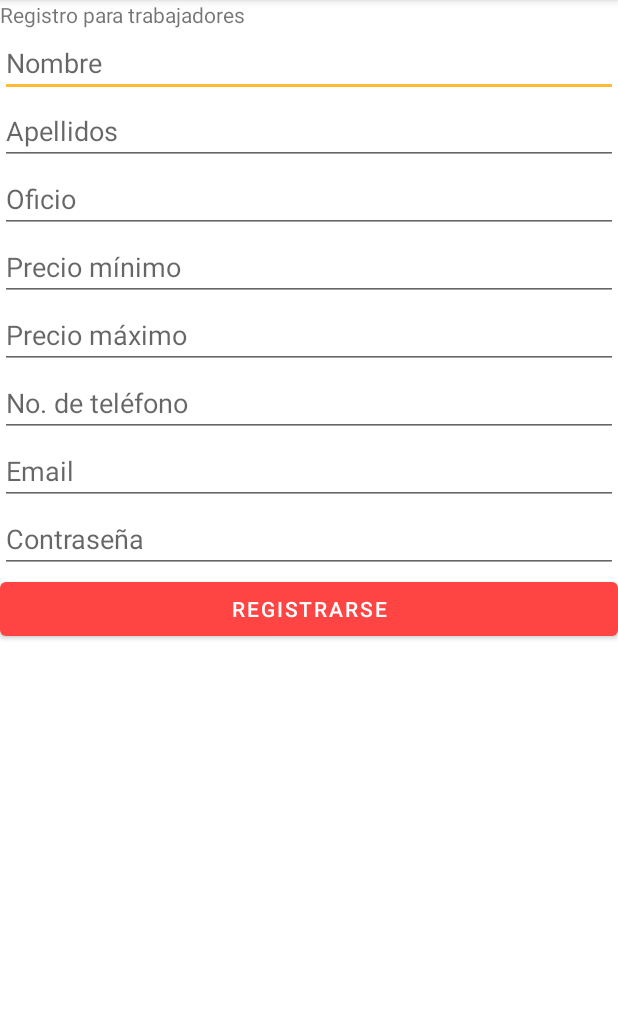
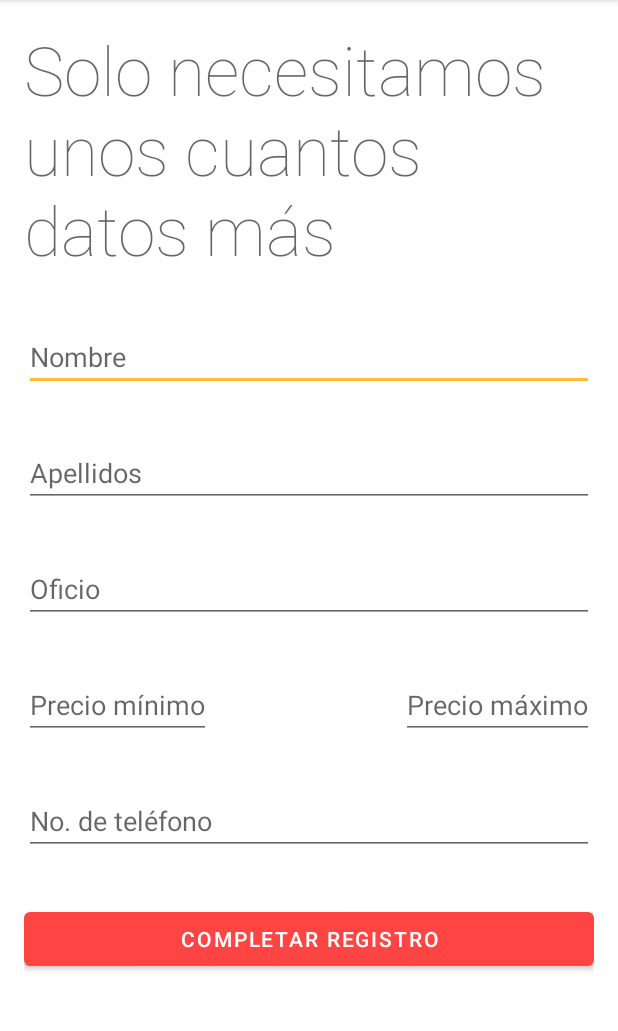
Before and after one commit to oscargsdev/servimax3000, an Android app: the RegistroTrabajador screen opened directly, with no data from a screen before it, on a phone screen of 412 x 824 dp, the part 84-1115 px from its top. Run offline under Robolectric (Android 15) with nearby library versions, the phone set to English and light mode, and no system bars; our stand-ins replace Firebase (no records; nobody signed in at launch, a user with empty details on screens opened directly).

Commit message:
Registro para un trabajador completo Se modifico la view y el comportamiento de registro

```diff
--- a/servimaxApp/app/src/main/java/com/example/myapplication/MainActivity.java
+++ b/servimaxApp/app/src/main/java/com/example/myapplication/MainActivity.java
@@ -51,6 +51,9 @@ public class MainActivity extends AppCompatActivity {
 
     }
 
+    @Override
+    protected void onDestroy() {
+        super.onDestroy();
 
-
+    }
 }
--- a/servimaxApp/app/src/main/java/com/example/myapplication/RegistroTrabajador.java
+++ b/servimaxApp/app/src/main/java/com/example/myapplication/RegistroTrabajador.java
@@ -1,14 +1,82 @@
 package com.example.myapplication;
 
+import androidx.annotation.NonNull;
 import androidx.appcompat.app.AppCompatActivity;
 
 import android.os.Bundle;
+import android.view.View;
+import android.widget.EditText;
+import android.widget.Toast;
+
+import com.google.android.gms.tasks.OnFailureListener;
+import com.google.android.gms.tasks.OnSuccessListener;
+import com.google.firebase.analytics.FirebaseAnalytics;
+import com.google.firebase.auth.FirebaseAuth;
+import com.google.firebase.firestore.FirebaseFirestore;
+
+import java.util.HashMap;
+import java.util.Map;
 
 public class RegistroTrabajador extends AppCompatActivity {
+
+    private FirebaseAnalytics mFirebaseAnalytics;
+    private FirebaseAuth mAuth;
+
+    private FirebaseFirestore db = FirebaseFirestore.getInstance();
+
+
+    EditText nombreTra;
+    EditText apellidosTra;
+    EditText telefonoTra;
+    EditText oficioTra;
+    EditText minTra;
+    EditText maxTra;
 
     @Override
     protected void onCreate(Bundle savedInstanceState) {
         super.onCreate(savedInstanceState);
         setContentView(R.layout.activity_registro_trabajador);
+
+        nombreTra = findViewById(R.id.nombre_trab_text);
+        apellidosTra = findViewById(R.id.apellido_trab_text);
+        telefonoTra = findViewById(R.id.telefono_trab_text);
+        oficioTra = findViewById(R.id.oficio_trab_text);
+        minTra = findViewById(R.id.precio_min_text);
+        maxTra = findViewById(R.id.precio_max_text);
+
+
+    }
+
+    public void completarRegTra(View view) {
+        String nombre = nombreTra.getText().toString();
+        String apellido = apellidosTra.getText().toString();
+        String telefono = telefonoTra.getText().toString();
+        String oficio = oficioTra.getText().toString();
+        String minimo = minTra.getText().toString();
+        String maximo = maxTra.getText().toString();
+
+        String email = getIntent().getStringExtra("email");
+        String tipoUsr = getIntent().getStringExtra("tipo");
+
+        Map<String, Object> user = new HashMap<>();
+        user.put("nombre", nombre);
+        user.put("apellido", apellido);
+        user.put("telefono", telefono);
+        user.put("oficio", oficio);
+        user.put("minimo", minimo);
+        user.put("maximo", maximo);
+        user.put("tipoUsr", tipoUsr);
+
+        db.collection("users").document(email).set(user).addOnSuccessListener(new OnSuccessListener<Void>() {
+            @Override
+            public void onSuccess(Void unused) {
+                Toast.makeText(RegistroTrabajador.this, "Registro completo :)", Toast.LENGTH_SHORT).show();
+            }
+        }).addOnFailureListener(new OnFailureListener() {
+            @Override
+            public void onFailure(@NonNull Exception e) {
+                Toast.makeText(RegistroTrabajador.this, "No se pudo completar el registro :(", Toast.LENGTH_SHORT).show();
+            }
+        });
     }
 }
--- a/servimaxApp/app/src/main/java/com/example/myapplication/RegistroUsuario.java
+++ b/servimaxApp/app/src/main/java/com/example/myapplication/RegistroUsuario.java
@@ -50,11 +50,13 @@ public class RegistroUsuario extends AppCompatActivity {
         String telefono = telefonoUsr.getText().toString();
 
         String email = getIntent().getStringExtra("email");
+        String tipoUsr = getIntent().getStringExtra("tipo");
 
         Map<String, Object> user = new HashMap<>();
         user.put("nombre", nombre);
         user.put("apellido", apellido);
         user.put("telefono", telefono);
+        user.put("tipoUsr", tipoUsr);
 
         db.collection("users").document(email).set(user).addOnSuccessListener(new OnSuccessListener<Void>() {
             @Override
@@ -69,5 +71,7 @@ public class RegistroUsuario extends AppCompatActivity {
         });
 
 
+
+
     }
 }
--- a/servimaxApp/app/src/main/res/layout/activity_registro_trabajador.xml
+++ b/servimaxApp/app/src/main/res/layout/activity_registro_trabajador.xml
@@ -6,86 +6,117 @@
     android:layout_height="match_parent"
     tools:context=".RegistroTrabajador">
 
+    <ScrollView
+        android:layout_width="match_parent"
+        android:layout_height="0dp"
+        app:layout_constraintBottom_toBottomOf="parent"
+        app:layout_constraintEnd_toEndOf="parent"
+        app:layout_constraintStart_toStartOf="parent"
+        app:layout_constraintTop_toTopOf="parent">
+
         <LinearLayout
             android:layout_width="match_parent"
-        android:layout_height="match_parent"
-        android:orientation="vertical">
+            android:layout_height="wrap_content"
+            android:orientation="vertical"
+            android:padding="@dimen/pad_registro_login">
 
             <TextView
-            android:id="@+id/textView2"
+                android:id="@+id/registro_trab_label"
                 android:layout_width="match_parent"
                 android:layout_height="wrap_content"
-            android:text="Registro para trabajadores" />
+                android:fontFamily="sans-serif-thin"
+                android:text="@string/reg_usr_label"
+                android:textAppearance="@style/TextAppearance.AppCompat.Display2" />
+
+            <Space
+                android:layout_width="match_parent"
+                android:layout_height="@dimen/space_h" />
 
             <EditText
-            android:id="@+id/nombre_text"
+                android:id="@+id/nombre_trab_text"
                 android:layout_width="match_parent"
                 android:layout_height="wrap_content"
                 android:ems="10"
                 android:hint="Nombre"
                 android:inputType="textPersonName" />
 
+            <Space
+                android:layout_width="match_parent"
+                android:layout_height="@dimen/space_h" />
+
             <EditText
-            android:id="@+id/apellido_text"
+                android:id="@+id/apellido_trab_text"
                 android:layout_width="match_parent"
                 android:layout_height="wrap_content"
                 android:ems="10"
                 android:hint="Apellidos"
                 android:inputType="textPersonName" />
 
+            <Space
+                android:layout_width="match_parent"
+                android:layout_height="@dimen/space_h" />
+
             <EditText
-            android:id="@+id/oficio_text"
+                android:id="@+id/oficio_trab_text"
                 android:layout_width="match_parent"
                 android:layout_height="wrap_content"
                 android:ems="10"
                 android:hint="Oficio"
                 android:inputType="textPersonName" />
 
+            <Space
+                android:layout_width="match_parent"
+                android:layout_height="@dimen/space_h" />
+
+            <LinearLayout
+                android:layout_width="match_parent"
+                android:layout_height="wrap_content"
+                android:orientation="horizontal">
+
                 <EditText
                     android:id="@+id/precio_min_text"
-            android:layout_width="match_parent"
+                    android:layout_width="wrap_content"
                     android:layout_height="wrap_content"
-            android:ems="10"
                     android:hint="Precio mínimo"
                     android:inputType="number" />
 
+                <Space
+                    android:layout_width="0dp"
+                    android:layout_height="@dimen/space_h"
+                    android:layout_weight="1" />
+
                 <EditText
                     android:id="@+id/precio_max_text"
-            android:layout_width="match_parent"
+                    android:layout_width="wrap_content"
                     android:layout_height="wrap_content"
-            android:ems="10"
                     android:hint="Precio máximo"
                     android:inputType="number" />
+            </LinearLayout>
+
+            <Space
+                android:layout_width="match_parent"
+                android:layout_height="@dimen/space_h" />
 
             <EditText
-            android:id="@+id/telefono_text"
+                android:id="@+id/telefono_trab_text"
                 android:layout_width="match_parent"
                 android:layout_height="wrap_content"
                 android:ems="10"
                 android:hint="No. de teléfono"
                 android:inputType="phone" />
 
-        <EditText
-            android:id="@+id/email_usuario_registro_text"
+            <Space
+                android:layout_width="match_parent"
+                android:layout_height="@dimen/space_h" />
+
+            <Button
+                android:id="@+id/registro_trab_boton"
                 android:layout_width="match_parent"
                 android:layout_height="wrap_content"
-            android:ems="10"
-            android:hint="Email"
-            android:inputType="textEmailAddress" />
-
-        <EditText
-            android:id="@+id/password_usuario_registro_text"
-            android:layout_width="match_parent"
-            android:layout_height="wrap_content"
-            android:ems="10"
-            android:hint="Contraseña"
-            android:inputType="textPassword" />
-
-        <Button
-            android:id="@+id/registro_usuario_boton"
-            android:layout_width="match_parent"
-            android:layout_height="wrap_content"
-            android:text="Registrarse" />
+                android:onClick="completarRegTra"
+                android:text="@string/completar_registro" />
 
         </LinearLayout>
+
+    </ScrollView>
 </androidx.constraintlayout.widget.ConstraintLayout>
--- a/servimaxApp/app/src/main/res/layout/activity_registro_usuario.xml
+++ b/servimaxApp/app/src/main/res/layout/activity_registro_usuario.xml
@@ -64,7 +64,7 @@
             android:id="@+id/completar_registro_usuario"
             android:layout_width="match_parent"
             android:layout_height="wrap_content"
-            android:text="Completar registro"
+            android:text="@string/completar_registro"
             android:onClick="completarRegUsr"/>
 
     </LinearLayout>
--- a/servimaxApp/app/src/main/res/values/strings.xml
+++ b/servimaxApp/app/src/main/res/values/strings.xml
@@ -29,6 +29,9 @@
     <string name="login_title_label">Es bueno tenerte de vuelta</string>
     <string name="registro_title_label">Te damos la bienvenida</string>
     <string name="reg_usr_label">Solo necesitamos unos cuantos datos más</string>
+    <string name="rbUsuario">Solicito servicios</string>
+    <string name="rbTrabajador">Presto servicios</string>
+    <string name="completar_registro">Completar registro</string>
 
 
     <string-array name="dummy_nombres">
```
Also changed, not shown: servimaxApp/app/src/main/java/com/example/myapplication/Registro.java (+26 -3 lines), servimaxApp/app/src/main/res/layout/activity_registro.xml (+27 -0 lines). Lines whose indentation alone changed are shown as unchanged.
